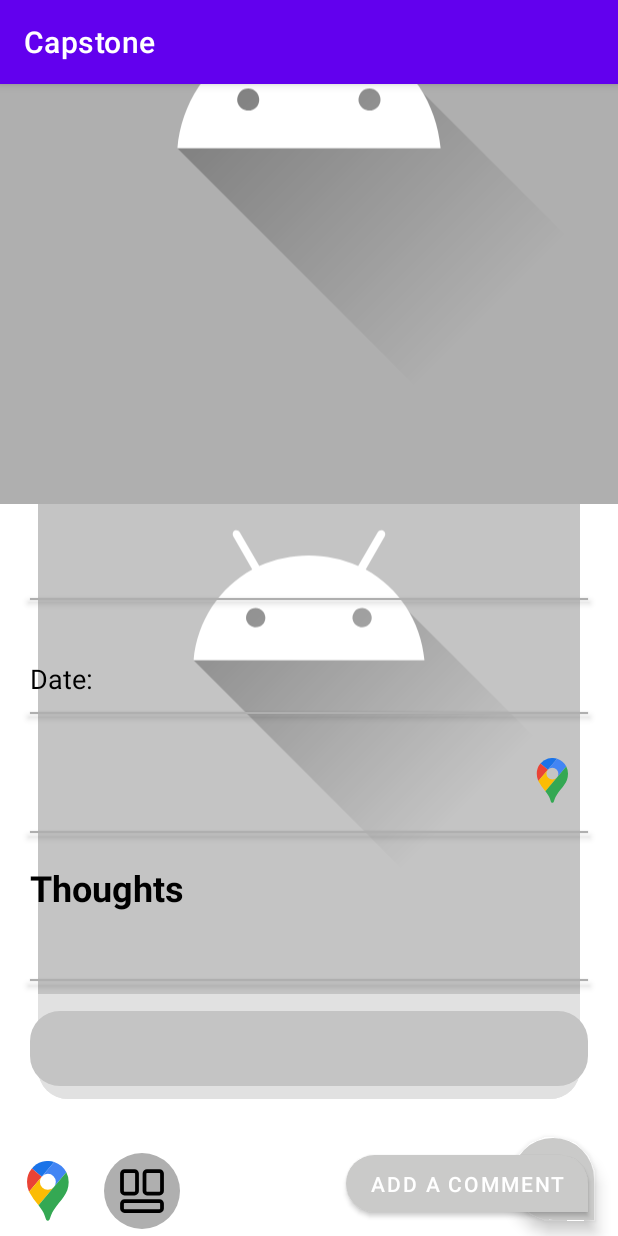
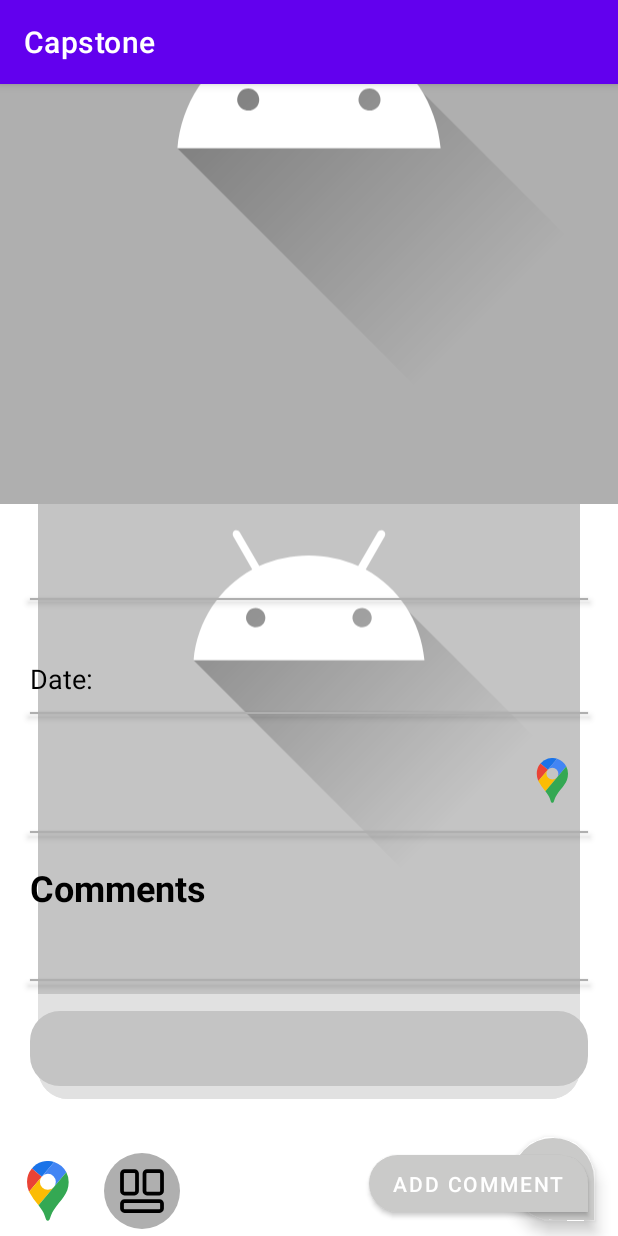
Before and after one commit to Nayf-S-ALzahrani/Capstone, an Android app: the fragment MemoryDetailsFragment placed in its activity, scrolled down 270 dp, on a phone screen of 412 x 824 dp. Run offline under Robolectric (Android 15) with nearby library versions, the phone set to English and light mode, and no system bars; our stand-ins replace Dagger/Hilt's generated code.

Commit message:
Finished add comment UI.

```diff
--- a/app/src/main/java/com/example/capstone/presentation/home_fragment/HomeFragment.kt
+++ b/app/src/main/java/com/example/capstone/presentation/home_fragment/HomeFragment.kt
@@ -21,7 +21,7 @@ import com.example.capstone.domain.models.Memory
 
 class HomeFragment : Fragment() {
 
-    private val homeViewModel by lazy {
+    private val viewModel by lazy {
         ViewModelProvider(this)[HomeViewModel::class.java]
     }
 
@@ -37,37 +37,40 @@ class HomeFragment : Fragment() {
 
         binding.memoriesRv.apply {
             layoutManager = LinearLayoutManager(context, LinearLayoutManager.HORIZONTAL, false)
-            adapter = MemoriesAdapter(homeViewModel.memories)
+            adapter = MemoriesAdapter(viewModel.memories)
         }
-
         return binding.root
     }
 
-
-    private inner class MemoriesViewHolder(val binding: ImageListItemBinding): RecyclerView.ViewHolder(binding.root), View.OnClickListener{
+    private inner class MemoriesViewHolder(val binding: ImageListItemBinding) :
+        RecyclerView.ViewHolder(binding.root), View.OnClickListener {
 
         init {
             itemView.setOnClickListener(this)
+
+            binding.memoryDateTv.visibility = View.INVISIBLE
         }
 
         var memory = Memory()
-        fun bind(memory: Memory){
+        fun bind(memory: Memory) {
             this.memory = memory
             binding.memoryTitleTv.text = memory.title
         }
 
         override fun onClick(v: View?) {
-            when(v){
-                itemView ->{
+            when (v) {
+                itemView -> {
                     val navController = findNavController()
                     val name = bundleOf("name" to memory.title)
                     navController.navigate(R.id.action_homeFragment_to_memoryDetailsFragment, name)
                 }
             }
         }
+
     }
 
-    private inner class MemoriesAdapter(val memories: List<Memory>): RecyclerView.Adapter<MemoriesViewHolder>(){
+    private inner class MemoriesAdapter(val memories: List<Memory>) :
+        RecyclerView.Adapter<MemoriesViewHolder>() {
         override fun onCreateViewHolder(parent: ViewGroup, viewType: Int): MemoriesViewHolder {
             val binding = ImageListItemBinding.inflate(
                 layoutInflater,
@@ -84,5 +87,6 @@ class HomeFragment : Fragment() {
 
         override fun getItemCount(): Int = memories.size
 
+
     }
 }
--- a/app/src/main/java/com/example/capstone/presentation/memory_details/MemoryDetailsFragment.kt
+++ b/app/src/main/java/com/example/capstone/presentation/memory_details_fragment/MemoryDetailsFragment.kt
@@ -1,4 +1,4 @@
-package com.example.capstone.presentation.memory_details
+package com.example.capstone.presentation.memory_details_fragment
 
 import androidx.lifecycle.ViewModelProvider
 import android.os.Bundle
@@ -6,12 +6,14 @@ import androidx.fragment.app.Fragment
 import android.view.LayoutInflater
 import android.view.View
 import android.view.ViewGroup
+import androidx.core.os.bundleOf
+import androidx.navigation.fragment.findNavController
 import com.example.capstone.R
 import com.example.capstone.databinding.MemoryDetailsFragmentBinding
 
-class MemoryDetailsFragment : Fragment() {
+class MemoryDetailsFragment : Fragment(), View.OnClickListener {
 
-    private val memoryDetailsViewModel by lazy{
+    private val viewModel by lazy{
         ViewModelProvider(this)[MemoryDetailsViewModel::class.java]
     }
 
@@ -28,4 +30,17 @@ class MemoryDetailsFragment : Fragment() {
         return binding.root
     }
 
+    override fun onStart() {
+        super.onStart()
+        binding.addCommentBtn.setOnClickListener(this)
+    }
+
+    override fun onClick(v: View?) {
+        when(v){
+            binding.addCommentBtn -> {
+                val navController = findNavController()
+                navController.navigate(R.id.action_memoryDetailsFragment_to_addCommentFragment)
+            }
+        }
+    }
 }
--- a/app/src/main/java/com/example/capstone/presentation/memory_details/MemoryDetailsViewModel.kt
+++ b/app/src/main/java/com/example/capstone/presentation/memory_details_fragment/MemoryDetailsViewModel.kt
@@ -1,4 +1,4 @@
-package com.example.capstone.presentation.memory_details
+package com.example.capstone.presentation.memory_details_fragment
 
 import androidx.lifecycle.ViewModel
 
--- a/app/src/main/res/layout/memory_details_fragment.xml
+++ b/app/src/main/res/layout/memory_details_fragment.xml
@@ -4,7 +4,7 @@
     xmlns:tools="http://schemas.android.com/tools"
     android:layout_width="match_parent"
     android:layout_height="match_parent"
-    tools:context=".presentation.memory_details.MemoryDetailsFragment" >
+    tools:context=".presentation.memory_details_fragment.MemoryDetailsFragment" >
 
     <androidx.core.widget.NestedScrollView
         android:layout_width="match_parent"
@@ -133,13 +133,13 @@
                 tools:ignore="SmallSp" />
 
             <TextView
-                android:id="@+id/memoryDetailsThoughtsLabel"
+                android:id="@+id/memoryDetailsCommentsLabel"
                 android:layout_width="match_parent"
                 android:layout_height="wrap_content"
                 android:layout_marginStart="20dp"
                 android:layout_marginTop="20dp"
                 android:layout_marginEnd="20dp"
-                android:text="@string/thoughtsLabel"
+                android:text="@string/comment_label"
                 android:textColor="#000000"
                 android:textSize="24sp"
                 android:textStyle="bold" />
@@ -186,7 +186,7 @@
                 android:layout_marginBottom="10dp"
 
                 android:src="@drawable/ic_baseline_add_24"
-                android:text="@string/add_a_comment_btn_label"
+                android:text="@string/add_comment_btn_label"
                 app:backgroundTint="#CACAC9"
                 app:shapeAppearanceOverlay="@style/add_new_button_style"
                 tools:ignore="RtlHardcoded,SpeakableTextPresentCheck" />
--- a/app/src/main/res/navigation/app_nav.xml
+++ b/app/src/main/res/navigation/app_nav.xml
@@ -16,11 +16,19 @@
     </fragment>
     <fragment
         android:id="@+id/memoryDetailsFragment"
-        android:name="com.example.capstone.presentation.memory_details.MemoryDetailsFragment"
+        android:name="com.example.capstone.presentation.memory_details_fragment.MemoryDetailsFragment"
         android:label="memory_details_fragment"
         tools:layout="@layout/memory_details_fragment" >
         <argument
             android:name="name"
             app:argType="string" />
+        <action
+            android:id="@+id/action_memoryDetailsFragment_to_addCommentFragment"
+            app:destination="@id/addCommentFragment" />
     </fragment>
+    <fragment
+        android:id="@+id/addCommentFragment"
+        android:name="com.example.capstone.presentation.add_comment_fragment.AddCommentFragment"
+        android:label="add_comment_fragment"
+        tools:layout="@layout/add_comment_fragment" />
 </navigation>
--- a/app/src/main/res/values/strings.xml
+++ b/app/src/main/res/values/strings.xml
@@ -1,6 +1,10 @@
 <resources>
     <string name="app_name">Capstone</string>
     <string name="date_label">Date:</string>
-    <string name="thoughtsLabel">Thoughts</string>
-    <string name="add_a_comment_btn_label">Add a comment</string>
+    <string name="comment_label">Comments</string>
+    <string name="add_comment_btn_label">Add comment</string>
+    <string name="new_comment_label">New Comment</string>
+    <string name="write_a_comment_placeholder">Write a comment</string>
+    <string name="or_label">OR</string>
+    <string name="save_comment_btn_label">Save Comment</string>
 </resources>
```
Also changed, not shown: app/src/main/java/com/example/capstone/presentation/add_comment_fragment/AddCommentFragment.kt (added, +23 -0 lines), app/src/main/java/com/example/capstone/presentation/add_comment_fragment/AddCommentViewModel.kt (added, +7 -0 lines), app/src/main/res/drawable/ic_mic_20x20.xml (added, +14 -0 lines), app/src/main/res/drawable/ic_mic_40x40.xml (added, +14 -0 lines), app/src/main/res/layout/add_comment_fragment.xml (added, +80 -0 lines).
